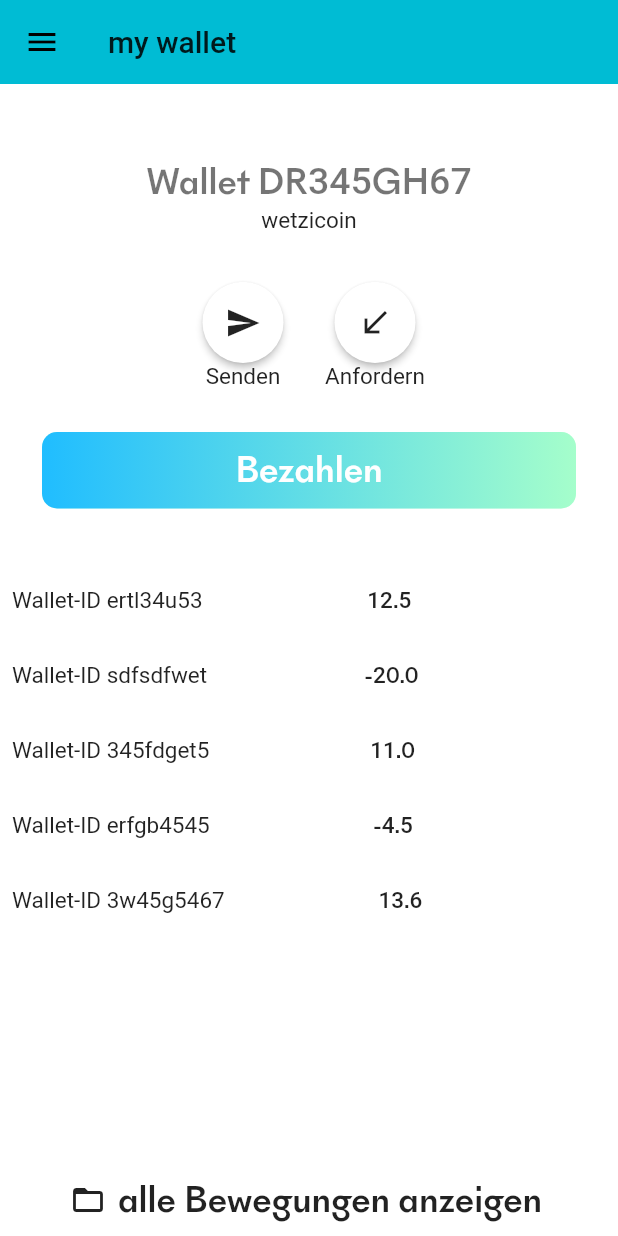
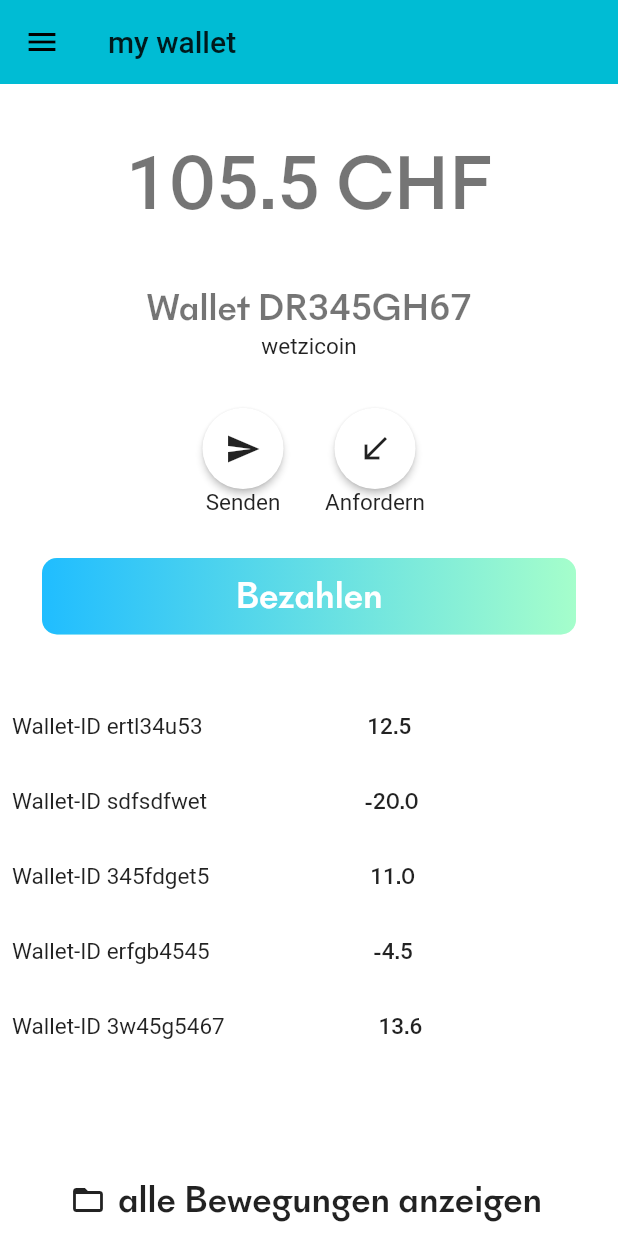
Before and after one commit to ecoo-app/ecoo-app, a Flutter app: the screen it shows after launch, on a phone screen of 412 x 824 dp. Run offline on Flutter 3.47's test engine with Material 2 defaults, Android fonts, the phone set to English and light mode, and no system bars; drawn by our look-alikes of gradient_widgets; our stand-ins replace dartz, equatable, get_it, gradient_app_bar, injectable, localstorage and 1 more; missing offline and left inert: barcode_scan.

Commit message:
add wallet amount display

```diff
--- a/lib/ui/screens/wallet/wallet_screen.dart
+++ b/lib/ui/screens/wallet/wallet_screen.dart
@@ -6,6 +6,7 @@ import 'package:e_coupon/ui/screens/payment/payment_overview_screen.dart';
 import 'package:e_coupon/ui/screens/transaction_overview/transaction_overview.dart';
 import 'package:e_coupon/ui/screens/wallet/wallet_layout.dart';
 import 'package:e_coupon/ui/screens/wallet/wallet_view_model.dart';
+import 'package:e_coupon/ui/shared/amount_display.dart';
 import 'package:e_coupon/ui/shared/ec_progress_indicator.dart';
 import 'package:e_coupon/ui/shared/icon_button.dart';
 import 'package:e_coupon/ui/shared/primary_button.dart';
@@ -34,7 +35,15 @@ class WalletScreen extends StatelessWidget {
                   : Column(
                       children: <Widget>[
                         Padding(
-                          padding: const EdgeInsets.all(24.0),
+                          padding: const EdgeInsets.all(16.0),
+                        ),
+                        AmountDisplay(
+                          isLoading: false,
+                          amount: vmodel.walletDetail.amount,
+                          currency: 'CHF',
+                        ),
+                        Padding(
+                          padding: const EdgeInsets.all(16.0),
                         ),
                         Center(
                           child: Text(
--- /dev/null
+++ b/lib/ui/shared/amount_display.dart
@@ -0,0 +1,31 @@
+import 'package:e_coupon/ui/shared/ec_progress_indicator.dart';
+import 'package:flutter/material.dart';
+
+class AmountDisplay extends StatelessWidget {
+  final bool isLoading;
+  final double amount;
+  final String currency;
+
+  AmountDisplay({this.isLoading, this.amount, this.currency});
+
+  @override
+  Widget build(BuildContext context) {
+    return isLoading
+        ? Row(
+            mainAxisAlignment: MainAxisAlignment.center,
+            children: <Widget>[
+              ECProgressIndicator(),
+              Text(
+                '$amount $currency',
+                style: Theme.of(context).textTheme.headline2,
+              )
+            ],
+          )
+        : Center(
+            child: Text(
+              '$amount $currency',
+              style: Theme.of(context).textTheme.headline2,
+            ),
+          );
+  }
+}
```
